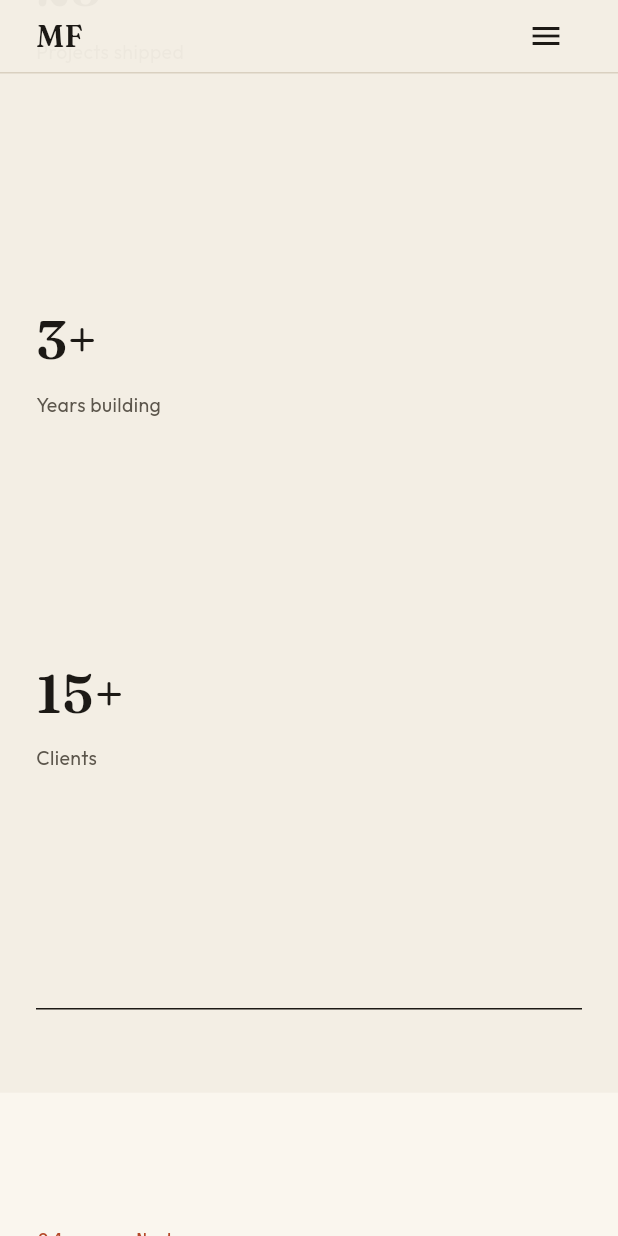
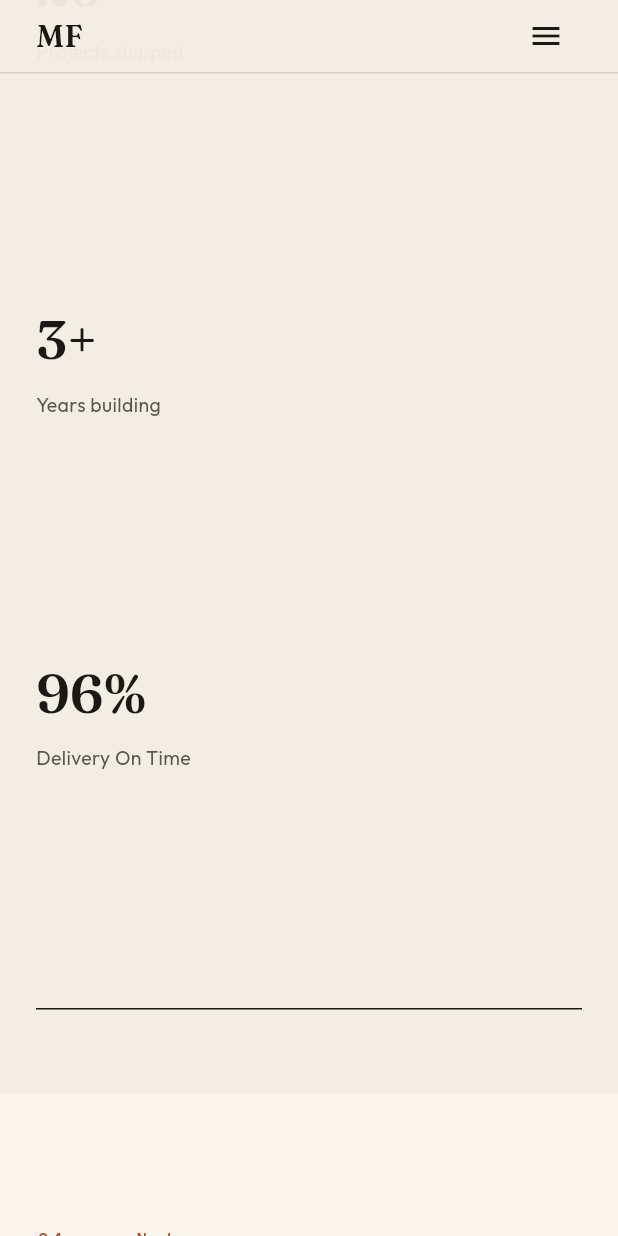
Before and after one commit to Motasim-Fuad/motasimfuadpt, a Flutter app: the screen it shows after launch, scrolled down 3456 dp, on a phone screen of 412 x 824 dp. Run offline on Flutter 3.47's test engine with Material 3 defaults, Android fonts, the phone set to English and light mode, and no system bars; drawn by our look-alikes of flutter_animate; our stand-ins replace cloud_firestore, firebase_auth, firebase_core, firebase_storage, flutter_markdown, font_awesome_flutter and 3 more; accounts and stored records are empty.

Commit message:
added delevary rate

```diff
--- a/lib/controllers/stats_controller.dart
+++ b/lib/controllers/stats_controller.dart
@@ -9,7 +9,7 @@ class StatsController extends GetxController {
   final stats = StatsModel(
     projectsCompleted: 25,
     yearsExperience: 3,
-    happyClients: 15,
+    deliveryOnTime: 96,
     githubStars: 120,
   ).obs;
   final dashCounts = <String, int>{}.obs;
--- a/lib/models/model.dart
+++ b/lib/models/model.dart
@@ -215,13 +215,13 @@ class ContactModel {
 class StatsModel {
   final int projectsCompleted;
   final int yearsExperience;
-  final int happyClients;
+  final int deliveryOnTime;
   final int githubStars;
 
   StatsModel({
     this.projectsCompleted = 0,
     this.yearsExperience = 0,
-    this.happyClients = 0,
+    this.deliveryOnTime = 96,
     this.githubStars = 0,
   });
 
@@ -230,7 +230,7 @@ class StatsModel {
     return StatsModel(
       projectsCompleted: data['projectsCompleted'] ?? 0,
       yearsExperience: data['yearsExperience'] ?? 0,
-      happyClients: data['happyClients'] ?? 0,
+      deliveryOnTime: data['deliveryOnTime'] ?? 96,
       githubStars: data['githubStars'] ?? 0,
     );
   }
@@ -238,7 +238,7 @@ class StatsModel {
   Map<String, dynamic> toFirestore() => {
     'projectsCompleted': projectsCompleted,
     'yearsExperience': yearsExperience,
-    'happyClients': happyClients,
+    'deliveryOnTime': deliveryOnTime,
     'githubStars': githubStars,
   };
 }
--- a/lib/services/firebase_services.dart
+++ b/lib/services/firebase_services.dart
@@ -157,7 +157,7 @@ class FirebaseService {
         : StatsModel(
       projectsCompleted: 25,
       yearsExperience: 3,
-      happyClients: 15,
+      deliveryOnTime: 96,
       githubStars: 120,
     ));
   }
--- a/lib/views/dashboard/stats_page.dart
+++ b/lib/views/dashboard/stats_page.dart
@@ -65,9 +65,9 @@ class _StatsGrid extends StatelessWidget {
         color: AppColors.purple,
       ),
       _StatPreview(
-        value: '${stats.happyClients}+',
-        label: 'Happy Clients',
-        icon: Icons.sentiment_satisfied_rounded,
+        value: '${stats.deliveryOnTime}%',
+        label: 'Delivery On Time',
+        icon: Icons.schedule_send_rounded,
         color: AppColors.green,
       ),
     ];
@@ -186,8 +186,8 @@ class _EditStatsCardState extends State<_EditStatsCard> {
       text: widget.stats.projectsCompleted.toString());
   late final _yearsCtrl = TextEditingController(
       text: widget.stats.yearsExperience.toString());
-  late final _clientsCtrl = TextEditingController(
-      text: widget.stats.happyClients.toString());
+  late final _deliveryCtrl = TextEditingController(
+      text: widget.stats.deliveryOnTime.toString());
 
   bool _loading = false;
   bool _saved = false;
@@ -197,10 +197,10 @@ class _EditStatsCardState extends State<_EditStatsCard> {
     super.didUpdateWidget(oldWidget);
     if (oldWidget.stats.projectsCompleted != widget.stats.projectsCompleted ||
         oldWidget.stats.yearsExperience != widget.stats.yearsExperience ||
-        oldWidget.stats.happyClients != widget.stats.happyClients) {
+        oldWidget.stats.deliveryOnTime != widget.stats.deliveryOnTime) {
       _projectsCtrl.text = widget.stats.projectsCompleted.toString();
       _yearsCtrl.text = widget.stats.yearsExperience.toString();
-      _clientsCtrl.text = widget.stats.happyClients.toString();
+      _deliveryCtrl.text = widget.stats.deliveryOnTime.toString();
     }
   }
 
@@ -208,16 +208,16 @@ class _EditStatsCardState extends State<_EditStatsCard> {
   void dispose() {
     _projectsCtrl.dispose();
     _yearsCtrl.dispose();
-    _clientsCtrl.dispose();
+    _deliveryCtrl.dispose();
     super.dispose();
   }
 
   Future<void> _save() async {
     final projects = int.tryParse(_projectsCtrl.text);
     final years = int.tryParse(_yearsCtrl.text);
-    final clients = int.tryParse(_clientsCtrl.text);
+    final delivery = int.tryParse(_deliveryCtrl.text);
 
-    if ([projects, years, clients].any((v) => v == null)) {
+    if ([projects, years, delivery].any((v) => v == null)) {
       Get.snackbar(
         'Error',
         'All fields must be valid numbers',
@@ -232,7 +232,7 @@ class _EditStatsCardState extends State<_EditStatsCard> {
     await StatsController.to.updateStats(StatsModel(
       projectsCompleted: projects!,
       yearsExperience: years!,
-      happyClients: clients!,
+      deliveryOnTime: delivery!.clamp(0, 100).toInt(),
       githubStars: widget.stats.githubStars,
     ));
     setState(() {
@@ -306,9 +306,9 @@ class _EditStatsCardState extends State<_EditStatsCard> {
             children: [
               Expanded(
                 child: _numField(
-                  'Happy Clients',
-                  _clientsCtrl,
-                  Icons.sentiment_satisfied_rounded,
+                  'Delivery On Time (%)',
+                  _deliveryCtrl,
+                  Icons.schedule_send_rounded,
                   AppColors.green,
                 ),
               ),
--- a/lib/views/portfolio/portfolio_sections.dart
+++ b/lib/views/portfolio/portfolio_sections.dart
@@ -271,14 +271,14 @@ class StatsSection extends StatelessWidget {
               StatsModel(
                 projectsCompleted: 25,
                 yearsExperience: 3,
-                happyClients: 15,
+                deliveryOnTime: 96,
                 githubStars: 120,
               );
 
           final items = [
             _StatItem('${stats.projectsCompleted}+', 'Projects shipped', Icons.circle, AppColors.ink),
             _StatItem('${stats.yearsExperience}+', 'Years building', Icons.circle, AppColors.ink),
-            _StatItem('${stats.happyClients}+', 'Clients', Icons.circle, AppColors.ink),
+            _StatItem('${stats.deliveryOnTime}%', 'Delivery On Time', Icons.circle, AppColors.ink),
           ];
 
           return Column(
```
